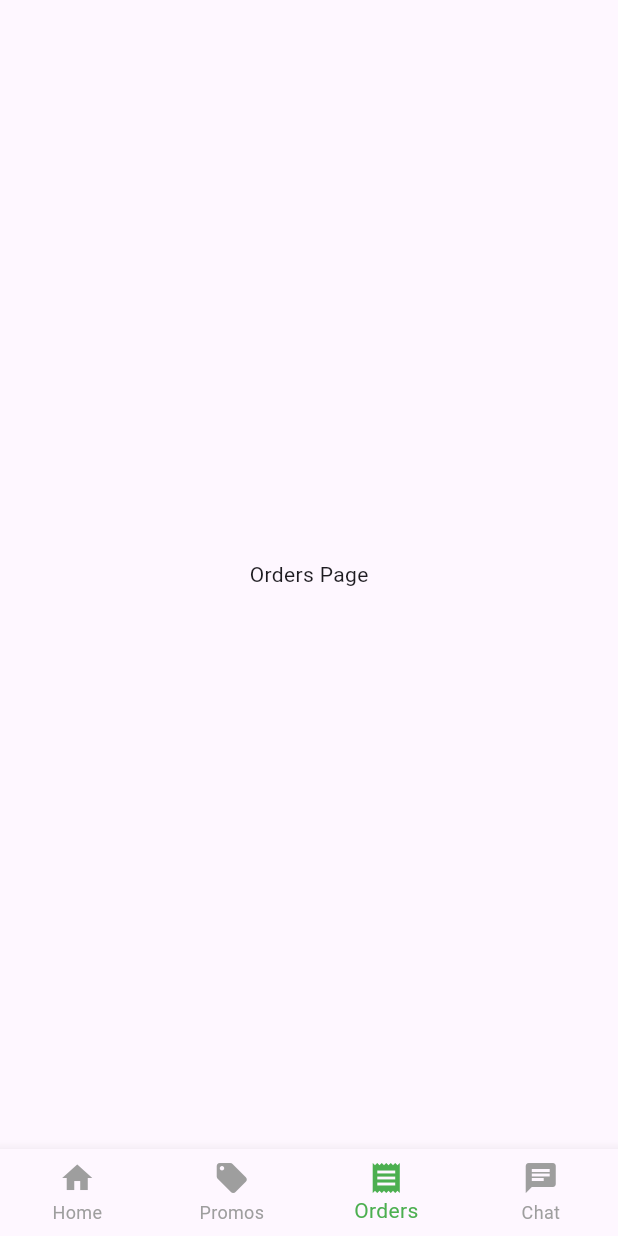
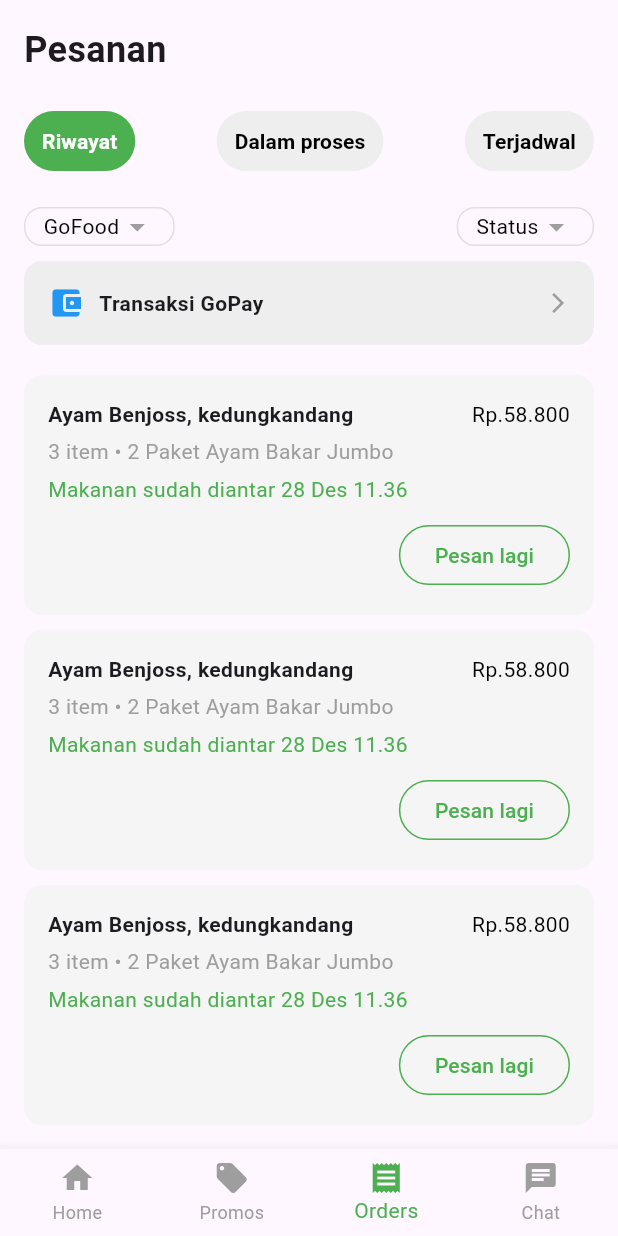
Before and after one commit to FauzanWahyuM/COTS_2211104027_FAUZAN-WAHYU-MUBARAK, a Flutter app: the MainPage screen opened by its route, item 3 of the bottom bar chosen, on a phone screen of 412 x 824 dp. Run offline on Flutter 3.47's test engine with Material 3 defaults, Android fonts, the phone set to English and light mode, and no system bars; our stand-ins replace get.

Commit message:
Add Promo and Order tabs to main page with corresponding UI components

```diff
--- a/flutter_cots/lib/modules/gojek/view/main_page.dart
+++ b/flutter_cots/lib/modules/gojek/view/main_page.dart
@@ -1,4 +1,6 @@
 import 'package:flutter/material.dart';
+import 'package:flutter_cots/modules/gojek/view/order_page.dart';
+import 'package:flutter_cots/modules/gojek/view/promo_page.dart';
 
 class MainPage extends StatefulWidget {
   @override
@@ -10,8 +12,8 @@
 
   final List<Widget> _tabs = [
     HomeTab(),
-    Center(child: Text('Promo Page')),
-    Center(child: Text('Orders Page')),
+    PromoTab(),
+    OrderTab(),
     Center(child: Text('Chat Page')),
   ];
 
--- /dev/null
+++ b/flutter_cots/lib/modules/gojek/view/order_page.dart
@@ -0,0 +1,180 @@
+import 'package:flutter/material.dart';
+
+class OrderTab extends StatelessWidget {
+  @override
+  Widget build(BuildContext context) {
+    return SafeArea(
+      child: SingleChildScrollView(
+        child: Padding(
+          padding: const EdgeInsets.all(16.0),
+          child: Column(
+            crossAxisAlignment: CrossAxisAlignment.start,
+            children: [
+              // Header Section
+              Text(
+                'Pesanan',
+                style: TextStyle(fontSize: 24, fontWeight: FontWeight.bold),
+              ),
+              SizedBox(height: 20),
+
+              // Filter Tabs
+              Row(
+                mainAxisAlignment: MainAxisAlignment.spaceBetween,
+                children: [
+                  _buildFilterTab('Riwayat', true),
+                  _buildFilterTab('Dalam proses', false),
+                  _buildFilterTab('Terjadwal', false),
+                ],
+              ),
+              SizedBox(height: 20),
+
+              // Dropdown & GoPay Section
+              Row(
+                mainAxisAlignment: MainAxisAlignment.spaceBetween,
+                children: [
+                  _buildDropdownFilter('GoFood'),
+                  _buildDropdownFilter('Status'),
+                ],
+              ),
+              SizedBox(height: 10),
+
+              // GoPay Transaction Button
+              Container(
+                padding: EdgeInsets.all(16),
+                decoration: BoxDecoration(
+                  color: Colors.grey[200],
+                  borderRadius: BorderRadius.circular(12),
+                ),
+                child: Row(
+                  children: [
+                    Icon(Icons.account_balance_wallet, color: Colors.blue),
+                    SizedBox(width: 10),
+                    Expanded(
+                      child: Text('Transaksi GoPay',
+                          style: TextStyle(fontWeight: FontWeight.bold)),
+                    ),
+                    Icon(Icons.arrow_forward_ios, size: 16, color: Colors.grey),
+                  ],
+                ),
+              ),
+              SizedBox(height: 20),
+
+              // Order List Section
+              _buildOrderItem(
+                title: 'Ayam Benjoss, kedungkandang',
+                price: 'Rp.58.800',
+                itemCount: '3 item',
+                description: '2 Paket Ayam Bakar Jumbo',
+                dateTime: '28 Des 11.36',
+              ),
+              SizedBox(height: 10),
+
+              _buildOrderItem(
+                title: 'Ayam Benjoss, kedungkandang',
+                price: 'Rp.58.800',
+                itemCount: '3 item',
+                description: '2 Paket Ayam Bakar Jumbo',
+                dateTime: '28 Des 11.36',
+              ),
+              SizedBox(height: 10),
+
+              _buildOrderItem(
+                title: 'Ayam Benjoss, kedungkandang',
+                price: 'Rp.58.800',
+                itemCount: '3 item',
+                description: '2 Paket Ayam Bakar Jumbo',
+                dateTime: '28 Des 11.36',
+              ),
+            ],
+          ),
+        ),
+      ),
+    );
+  }
+
+  Widget _buildFilterTab(String label, bool isSelected) {
+    return TextButton(
+      style: TextButton.styleFrom(
+        backgroundColor: isSelected ? Colors.green : Colors.grey[200],
+        shape: RoundedRectangleBorder(
+          borderRadius: BorderRadius.circular(20),
+        ),
+      ),
+      onPressed: () {},
+      child: Text(
+        label,
+        style: TextStyle(
+          color: isSelected ? Colors.white : Colors.black,
+          fontWeight: FontWeight.bold,
+        ),
+      ),
+    );
+  }
+
+  Widget _buildDropdownFilter(String label) {
+    return Container(
+      padding: EdgeInsets.symmetric(horizontal: 12),
+      decoration: BoxDecoration(
+        border: Border.all(color: Colors.grey[300]!),
+        borderRadius: BorderRadius.circular(12),
+      ),
+      child: Row(
+        children: [
+          Text(label, style: TextStyle(color: Colors.black)),
+          Icon(Icons.arrow_drop_down, color: Colors.grey),
+        ],
+      ),
+    );
+  }
+
+  Widget _buildOrderItem({
+    required String title,
+    required String price,
+    required String itemCount,
+    required String description,
+    required String dateTime,
+  }) {
+    return Container(
+      padding: EdgeInsets.all(16),
+      decoration: BoxDecoration(
+        color: Colors.grey[100],
+        borderRadius: BorderRadius.circular(12),
+      ),
+      child: Column(
+        crossAxisAlignment: CrossAxisAlignment.start,
+        children: [
+          Row(
+            mainAxisAlignment: MainAxisAlignment.spaceBetween,
+            children: [
+              Text(title, style: TextStyle(fontWeight: FontWeight.bold)),
+              Text(price, style: TextStyle(color: Colors.black)),
+            ],
+          ),
+          SizedBox(height: 5),
+          Text('$itemCount \u2022 $description',
+              style: TextStyle(color: Colors.grey)),
+          SizedBox(height: 5),
+          Text('Makanan sudah diantar $dateTime',
+              style: TextStyle(color: Colors.green)),
+          SizedBox(height: 10),
+          Align(
+            alignment: Alignment.centerRight,
+            child: OutlinedButton(
+              onPressed: () {},
+              style: OutlinedButton.styleFrom(
+                side: BorderSide(color: Colors.green),
+                shape: RoundedRectangleBorder(
+                  borderRadius: BorderRadius.circular(20),
+                ),
+              ),
+              child: Text(
+                'Pesan lagi',
+                style: TextStyle(color: Colors.green),
+              ),
+            ),
+          ),
+        ],
+      ),
+    );
+  }
+}
```
Also changed, not shown: flutter_cots/lib/modules/gojek/view/promo_page.dart (added, +166 -0 lines), Dokumentasi Hasil/Homepage.jpg (added), Dokumentasi Hasil/Login.jpg (added), Dokumentasi Hasil/Onboarding.jpg (added), Dokumentasi Hasil/Order_Page.jpg (added), Dokumentasi Hasil/Promos_Page.jpg (added).
